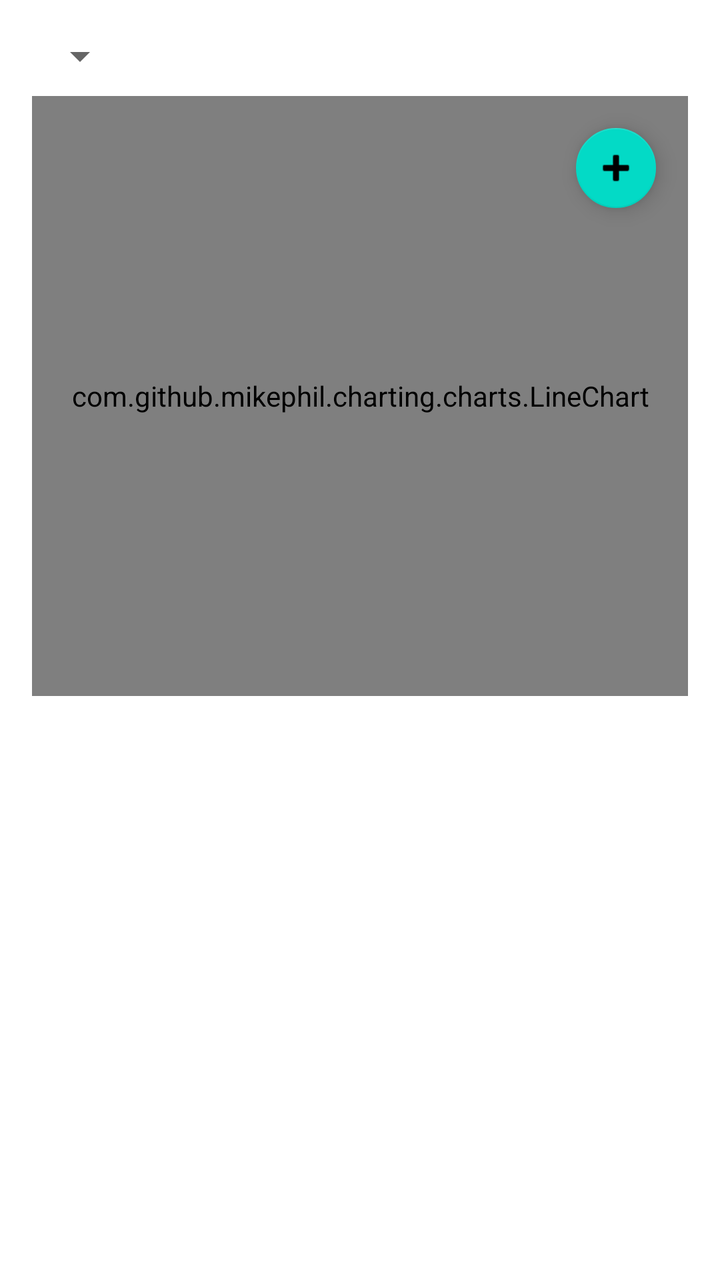
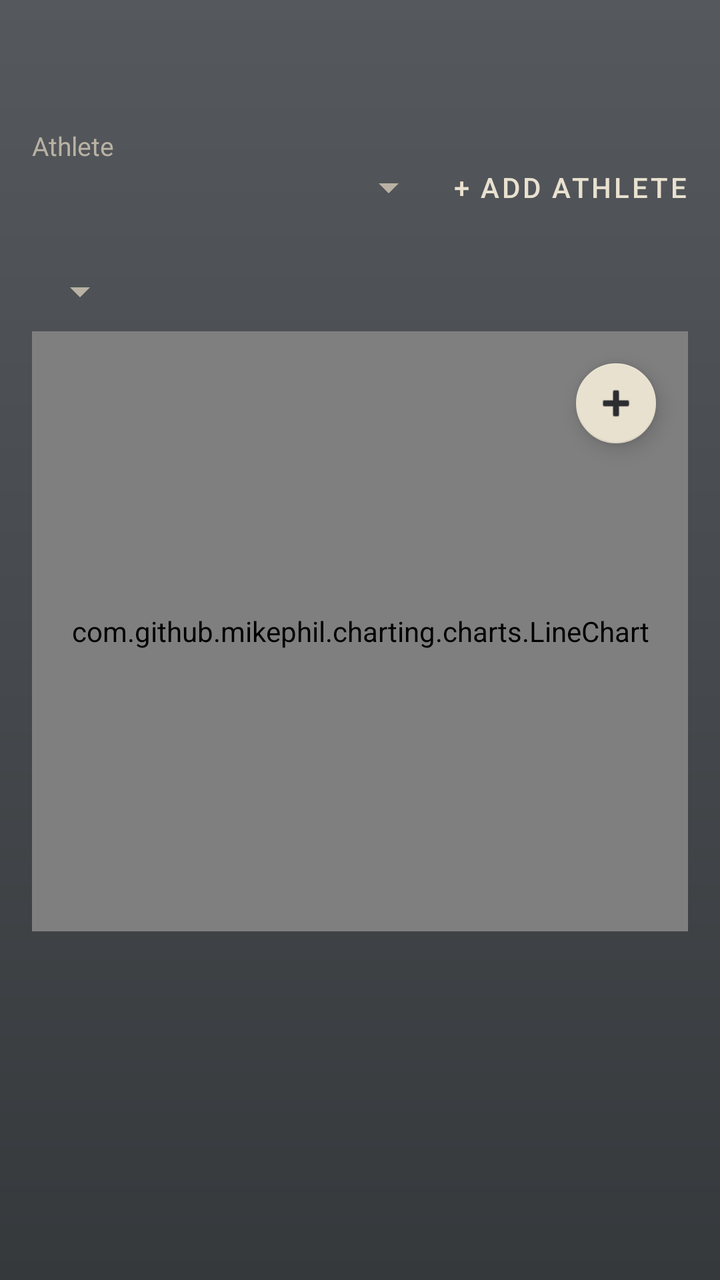

Compare the two renders of this Android layout. The source of the first and the diff that turns it into the second are given below.
<!-- AndroidManifest.xml: activity theme Theme.LIFTINGAPP -->
<!-- res/layout/activity_main.xml -->
<?xml version="1.0" encoding="utf-8"?>
<androidx.constraintlayout.widget.ConstraintLayout xmlns:android="http://schemas.android.com/apk/res/android"
    xmlns:app="http://schemas.android.com/apk/res-auto"
    xmlns:tools="http://schemas.android.com/tools"
    android:layout_width="match_parent"
    android:layout_height="match_parent"
    tools:context=".MainActivity">

    <Spinner
        android:id="@+id/exerciseSpinner"
        android:layout_width="wrap_content"
        android:layout_height="wrap_content"
        android:layout_marginTop="16dp"
        android:layout_marginStart="16dp"
        app:layout_constraintTop_toTopOf="parent"
        app:layout_constraintStart_toStartOf="parent" />

    <FrameLayout
        android:id="@+id/chartContainer"
        android:layout_width="0dp"
        android:layout_height="300dp"
        android:layout_marginTop="8dp"
        android:layout_marginStart="16dp"
        android:layout_marginEnd="16dp"
        app:layout_constraintTop_toBottomOf="@id/exerciseSpinner"
        app:layout_constraintStart_toStartOf="parent"
        app:layout_constraintEnd_toEndOf="parent">

        <com.github.mikephil.charting.charts.LineChart
            android:id="@+id/liftChart"
            android:layout_width="match_parent"
            android:layout_height="match_parent" />

        <com.google.android.material.floatingactionbutton.FloatingActionButton
            android:id="@+id/addWeightFab"
            android:layout_width="wrap_content"
            android:layout_height="wrap_content"
            android:layout_gravity="top|end"
            android:layout_margin="12dp"
            android:src="@android:drawable/ic_input_add"
            app:fabSize="mini" />

    </FrameLayout>

</androidx.constraintlayout.widget.ConstraintLayout>
<!-- resources referenced by this layout -->
<resources>
  <style name="Theme.LIFTINGAPP" parent="Theme.MaterialComponents.DayNight.NoActionBar" />
</resources>

<!-- the commit's change to res/layout/activity_main.xml (unified diff, before → after) -->
@@ -1,30 +1,129 @@
+<?xml version="1.0" encoding="utf-8"?>
+<LinearLayout xmlns:android="http://schemas.android.com/apk/res/android"
+    xmlns:app="http://schemas.android.com/apk/res-auto"
+    xmlns:tools="http://schemas.android.com/tools"
+    android:layout_width="match_parent"
+    android:layout_height="match_parent"
+    android:fitsSystemWindows="true"
+    android:orientation="vertical"
+    tools:context=".MainActivity">
+
+    <com.google.android.material.tabs.TabLayout
+        android:id="@+id/tabs"
+        android:layout_width="match_parent"
+        android:layout_height="wrap_content"
+        android:background="@android:color/transparent"
+        app:tabGravity="fill"
+        app:tabIndicatorColor="@color/bone"
+        app:tabMode="fixed"
+        app:tabSelectedTextColor="@color/bone"
+        app:tabTextColor="@color/bone_muted" />
+
+    <FrameLayout
+        android:layout_width="match_parent"
+        android:layout_height="0dp"
+        android:layout_weight="1">
+
+        <include
+            android:id="@+id/logTab"
+            layout="@layout/tab_log" />
+
+        <include
+            android:id="@+id/historyTab"
+            layout="@layout/tab_history"
+            android:visibility="gone" />
+
+        <include
+            android:id="@+id/leaderboardTab"
+            layout="@layout/tab_leaderboard"
+            android:visibility="gone" />
+    </FrameLayout>
+</LinearLayout>
+<!-- res/layout/tab_log.xml (included above) -->
 <?xml version="1.0" encoding="utf-8"?>
 <androidx.constraintlayout.widget.ConstraintLayout xmlns:android="http://schemas.android.com/apk/res/android"
     xmlns:app="http://schemas.android.com/apk/res-auto"
-    xmlns:tools="http://schemas.android.com/tools"
-    android:layout_width="match_parent"
-    android:layout_height="match_parent"
-    tools:context=".MainActivity">
+    android:layout_width="match_parent"
+    android:layout_height="match_parent">
+
+    <TextView
+        android:id="@+id/athleteLabel"
+        android:layout_width="wrap_content"
+        android:layout_height="wrap_content"
+        android:layout_marginStart="16dp"
+        android:layout_marginTop="16dp"
+        android:text="Athlete"
+        android:textColor="@color/bone_muted"
+        android:textSize="13sp"
+        app:layout_constraintStart_toStartOf="parent"
+        app:layout_constraintTop_toTopOf="parent" />
+
+    <Spinner
+        android:id="@+id/athleteSpinner"
+        android:layout_width="0dp"
+        android:layout_height="wrap_content"
+        android:layout_marginStart="16dp"
+        android:popupBackground="@color/grey_surface"
+        app:layout_constraintEnd_toStartOf="@id/addAthleteButton"
+        app:layout_constraintStart_toStartOf="parent"
+        app:layout_constraintTop_toBottomOf="@id/athleteLabel" />
+
+    <TextView
+        android:id="@+id/noAthletesText"
+        android:layout_width="0dp"
+        android:layout_height="wrap_content"
+        android:layout_marginStart="16dp"
+        android:text="No athletes yet. Add one to start logging."
+        android:textColor="@color/bone_muted"
+        android:visibility="gone"
+        app:layout_constraintBottom_toBottomOf="@id/addAthleteButton"
+        app:layout_constraintEnd_toStartOf="@id/addAthleteButton"
+        app:layout_constraintStart_toStartOf="parent"
+        app:layout_constraintTop_toTopOf="@id/addAthleteButton" />
+
+    <com.google.android.material.button.MaterialButton
+        android:id="@+id/addAthleteButton"
+        style="@style/Widget.MaterialComponents.Button.TextButton"
+        android:layout_width="wrap_content"
+        android:layout_height="wrap_content"
+        android:layout_marginEnd="8dp"
+        android:text="+ Add athlete"
+        android:textColor="@color/bone"
+        app:layout_constraintBottom_toBottomOf="@id/athleteSpinner"
+        app:layout_constraintEnd_toEndOf="parent"
+        app:layout_constraintTop_toTopOf="@id/athleteSpinner" />
 
     <Spinner
         android:id="@+id/exerciseSpinner"
         android:layout_width="wrap_content"
         android:layout_height="wrap_content"
+        android:layout_marginStart="16dp"
         android:layout_marginTop="16dp"
-        android:layout_marginStart="16dp"
-        app:layout_constraintTop_toTopOf="parent"
-        app:layout_constraintStart_toStartOf="parent" />
+        android:popupBackground="@color/grey_surface"
+        app:layout_constraintStart_toStartOf="parent"
+        app:layout_constraintTop_toBottomOf="@id/addAthleteButton" />
+
+    <TextView
+        android:id="@+id/chartCaption"
+        android:layout_width="wrap_content"
+        android:layout_height="wrap_content"
+        android:layout_marginEnd="16dp"
+        android:textColor="@color/bone_muted"
+        android:textSize="13sp"
+        app:layout_constraintBottom_toBottomOf="@id/exerciseSpinner"
+        app:layout_constraintEnd_toEndOf="parent"
+        app:layout_constraintTop_toTopOf="@id/exerciseSpinner" />
 
     <FrameLayout
         android:id="@+id/chartContainer"
         android:layout_width="0dp"
         android:layout_height="300dp"
+        android:layout_marginStart="16dp"
         android:layout_marginTop="8dp"
-        android:layout_marginStart="16dp"
         android:layout_marginEnd="16dp"
-        app:layout_constraintTop_toBottomOf="@id/exerciseSpinner"
-        app:layout_constraintStart_toStartOf="parent"
-        app:layout_constraintEnd_toEndOf="parent">
+        app:layout_constraintEnd_toEndOf="parent"
+        app:layout_constraintStart_toStartOf="parent"
+        app:layout_constraintTop_toBottomOf="@id/exerciseSpinner">
 
         <com.github.mikephil.charting.charts.LineChart
             android:id="@+id/liftChart"
@@ -37,9 +136,111 @@
             android:layout_height="wrap_content"
             android:layout_gravity="top|end"
             android:layout_margin="12dp"
+            android:contentDescription="Log a set"
             android:src="@android:drawable/ic_input_add"
-            app:fabSize="mini" />
-
+            app:backgroundTint="@color/bone"
+            app:fabSize="mini"
+            app:tint="@color/grey_ink" />
     </FrameLayout>
 
+    <TextView
+        android:id="@+id/lastSavedText"
+        android:layout_width="0dp"
+        android:layout_height="wrap_content"
+        android:layout_margin="16dp"
+        android:textColor="@color/bone_muted"
+        app:layout_constraintEnd_toEndOf="parent"
+        app:layout_constraintStart_toStartOf="parent"
+        app:layout_constraintTop_toBottomOf="@id/chartContainer" />
+
 </androidx.constraintlayout.widget.ConstraintLayout>
+<!-- res/layout/tab_history.xml (included above) -->
+<?xml version="1.0" encoding="utf-8"?>
+<FrameLayout xmlns:android="http://schemas.android.com/apk/res/android"
+    xmlns:app="http://schemas.android.com/apk/res-auto"
+    android:layout_width="match_parent"
+    android:layout_height="match_parent">
+
+    <androidx.recyclerview.widget.RecyclerView
+        android:id="@+id/historyList"
+        android:layout_width="match_parent"
+        android:layout_height="match_parent"
+        android:clipToPadding="false"
+        android:padding="12dp"
+        app:layoutManager="androidx.recyclerview.widget.LinearLayoutManager" />
+
+    <TextView
+        android:id="@+id/emptyText"
+        android:layout_width="wrap_content"
+        android:layout_height="wrap_content"
+        android:layout_gravity="center"
+        android:text="No sets logged yet."
+        android:textColor="@color/bone_muted" />
+</FrameLayout>
+<!-- res/layout/tab_leaderboard.xml (included above) -->
+<?xml version="1.0" encoding="utf-8"?>
+<LinearLayout xmlns:android="http://schemas.android.com/apk/res/android"
+    xmlns:app="http://schemas.android.com/apk/res-auto"
+    android:layout_width="match_parent"
+    android:layout_height="match_parent"
+    android:orientation="vertical">
+
+    <Spinner
+        android:id="@+id/exerciseSpinner"
+        android:layout_width="wrap_content"
+        android:layout_height="wrap_content"
+        android:layout_marginStart="16dp"
+        android:layout_marginTop="16dp"
+        android:popupBackground="@color/grey_surface" />
+
+    <com.google.android.material.button.MaterialButtonToggleGroup
+        android:id="@+id/rankToggle"
+        android:layout_width="wrap_content"
+        android:layout_height="wrap_content"
+        android:layout_marginStart="16dp"
+        android:layout_marginTop="8dp"
+        app:selectionRequired="true"
+        app:singleSelection="true">
+
+        <com.google.android.material.button.MaterialButton
+            android:id="@+id/rankEstimatedMax"
+            style="?attr/materialButtonOutlinedStyle"
+            android:layout_width="wrap_content"
+            android:layout_height="wrap_content"
+            android:text="Estimated max"
+            android:textAllCaps="false"
+            android:textColor="@color/bone"
+            app:strokeColor="@color/bone_muted" />
+
+        <com.google.android.material.button.MaterialButton
+            android:id="@+id/rankPoundForPound"
+            style="?attr/materialButtonOutlinedStyle"
+            android:layout_width="wrap_content"
+            android:layout_height="wrap_content"
+            android:text="Pound-for-pound"
+            android:textAllCaps="false"
+            android:textColor="@color/bone"
+            app:strokeColor="@color/bone_muted" />
+    </com.google.android.material.button.MaterialButtonToggleGroup>
+
+    <FrameLayout
+        android:layout_width="match_parent"
+        android:layout_height="0dp"
+        android:layout_weight="1">
+
+        <androidx.recyclerview.widget.RecyclerView
+            android:id="@+id/leaderboardList"
+            android:layout_width="match_parent"
+            android:layout_height="match_parent"
+            android:clipToPadding="false"
+            android:padding="12dp"
+            app:layoutManager="androidx.recyclerview.widget.LinearLayoutManager" />
+
+        <TextView
+            android:id="@+id/emptyText"
+            android:layout_width="wrap_content"
+            android:layout_height="wrap_content"
+            android:layout_margin="16dp"
+            android:textColor="@color/bone_muted" />
+    </FrameLayout>
+</LinearLayout>
<!-- resource entries referenced after the edit -->
@@ -1,5 +1,43 @@
 <!-- resources referenced by this layout -->
 <resources>
-  <style name="Theme.LIFTINGAPP" parent="Theme.MaterialComponents.DayNight.NoActionBar" />
+  <color name="bone">#FFE9E1D0</color>
+  <color name="bone_muted">#FFB9B2A4</color>
+  <color name="grey_ink">#FF2B2D30</color>
+  <color name="grey_surface">#FF3F4246</color>
+  <style name="Theme.LIFTINGAPP" parent="Theme.MaterialComponents.NoActionBar">
+          <item name="android:windowBackground">@drawable/bg_grey_wash</item>
+          <item name="android:colorBackground">@color/grey_surface</item>
+          <item name="android:statusBarColor">@android:color/transparent</item>
+          <item name="android:navigationBarColor">@color/grey_wash_bottom</item>
+  
+          <item name="android:textColorPrimary">@color/bone</item>
+          <item name="android:textColorSecondary">@color/bone_muted</item>
+          <item name="android:textColorHint">@color/bone_muted</item>
+  
+          <item name="colorPrimary">@color/bone</item>
+          <item name="colorPrimaryVariant">@color/bone_muted</item>
+          <item name="colorOnPrimary">@color/grey_ink</item>
+          <item name="colorSecondary">@color/bone</item>
+          <item name="colorSecondaryVariant">@color/bone_muted</item>
+          <item name="colorOnSecondary">@color/grey_ink</item>
+          <item name="colorSurface">@color/grey_surface</item>
+          <item name="colorOnSurface">@color/bone</item>
+          <item name="colorOnBackground">@color/bone</item>
+          <item name="colorControlNormal">@color/bone_muted</item>
+          <item name="colorControlActivated">@color/bone</item>
+      </style>
+  <!-- drawable bg_grey_wash (drawable) -->
+  <?xml version="1.0" encoding="utf-8"?>
+  <shape xmlns:android="http://schemas.android.com/apk/res/android">
+      <gradient
+          android:angle="270"
+          android:startColor="@color/grey_wash_top"
+          android:centerColor="@color/grey_wash_mid"
+          android:endColor="@color/grey_wash_bottom"
+          android:type="linear" />
+  </shape>
+  <color name="grey_wash_bottom">#FF36393C</color>
+  <color name="grey_wash_top">#FF55595D</color>
+  <color name="grey_wash_mid">#FF46494D</color>
 </resources>
 
